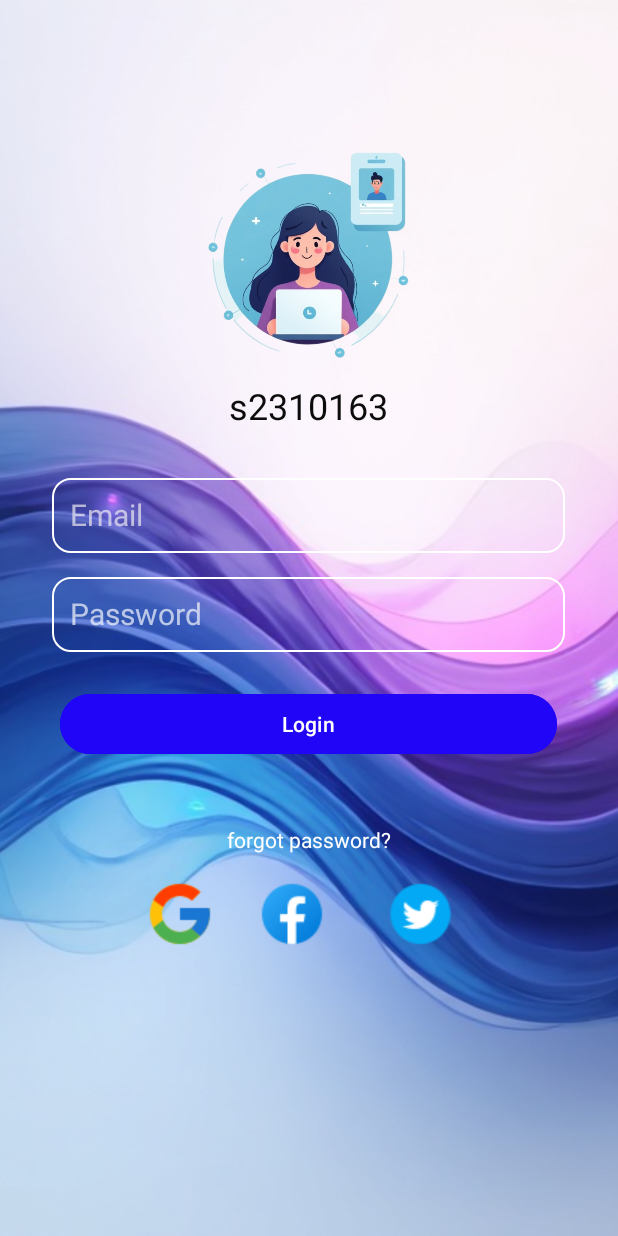
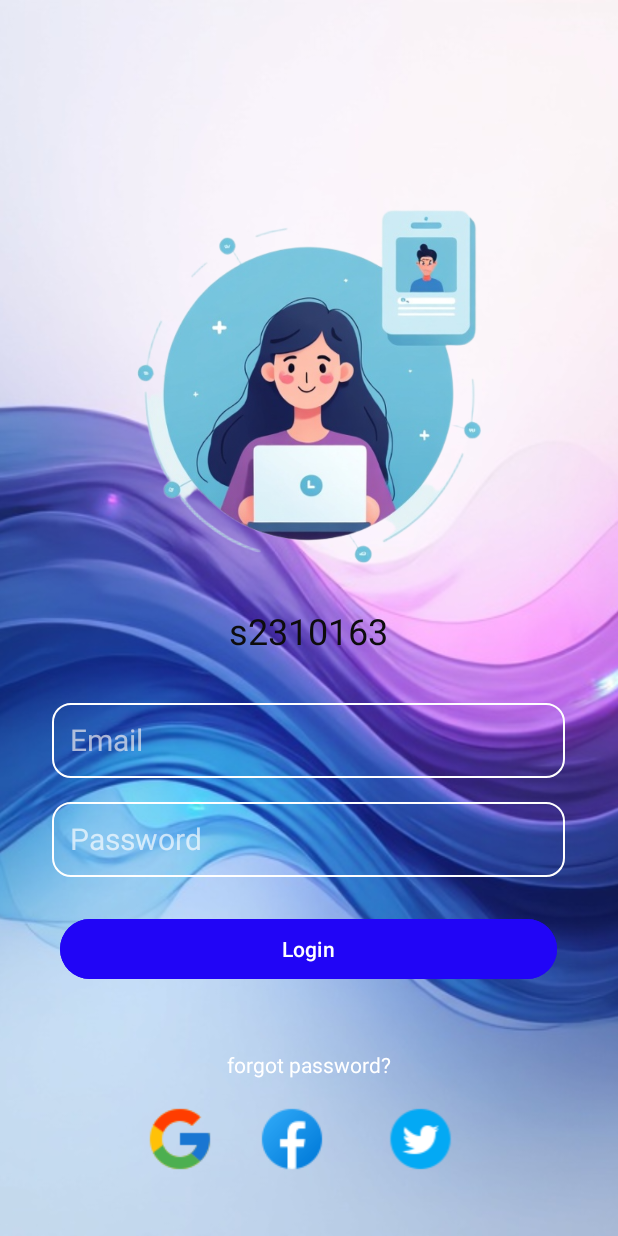
Before and after one commit to Sandaruwan720/labtest_EEI4369, an Android app: the LoginActivity screen opened directly, with no data from a screen before it, on a phone screen of 412 x 824 dp. Run offline under Robolectric (Android 15) with nearby library versions, the phone set to English and light mode, and no system bars.

Commit message:
update the login page

```diff
--- a/app/src/main/res/layout/activity_login.xml
+++ b/app/src/main/res/layout/activity_login.xml
@@ -13,20 +13,22 @@
         app:srcCompat="@drawable/loginpagebackgroundimage" />
 
     <!-- Logo -->
+
+    <!-- Login Form -->
+
     <ImageView
         android:id="@+id/imageView4"
-        android:layout_width="319dp"
-        android:layout_height="250dp"
+        android:layout_width="455dp"
+        android:layout_height="429dp"
         android:layout_gravity="top|center_horizontal"
         android:layout_marginTop="48dp"
         android:scaleType="fitCenter"
         app:srcCompat="@drawable/loginscreenlogo" />
 
-    <!-- Login Form -->
     <LinearLayout
         android:layout_width="match_parent"
         android:layout_height="match_parent"
-        android:layout_marginTop="230dp"
+        android:layout_marginTop="380dp"
         android:gravity="center_horizontal"
         android:orientation="vertical"
         android:padding="24dp">
@@ -50,7 +52,7 @@
             android:inputType="textEmailAddress"
             android:padding="12dp"
             android:textColor="#EDE9E9"
-            android:textColorHint="#AAF6F3F3"
+            android:textColorHint="#AAF6F2F2"
             android:textSize="20sp" />
 
         <EditText
```
